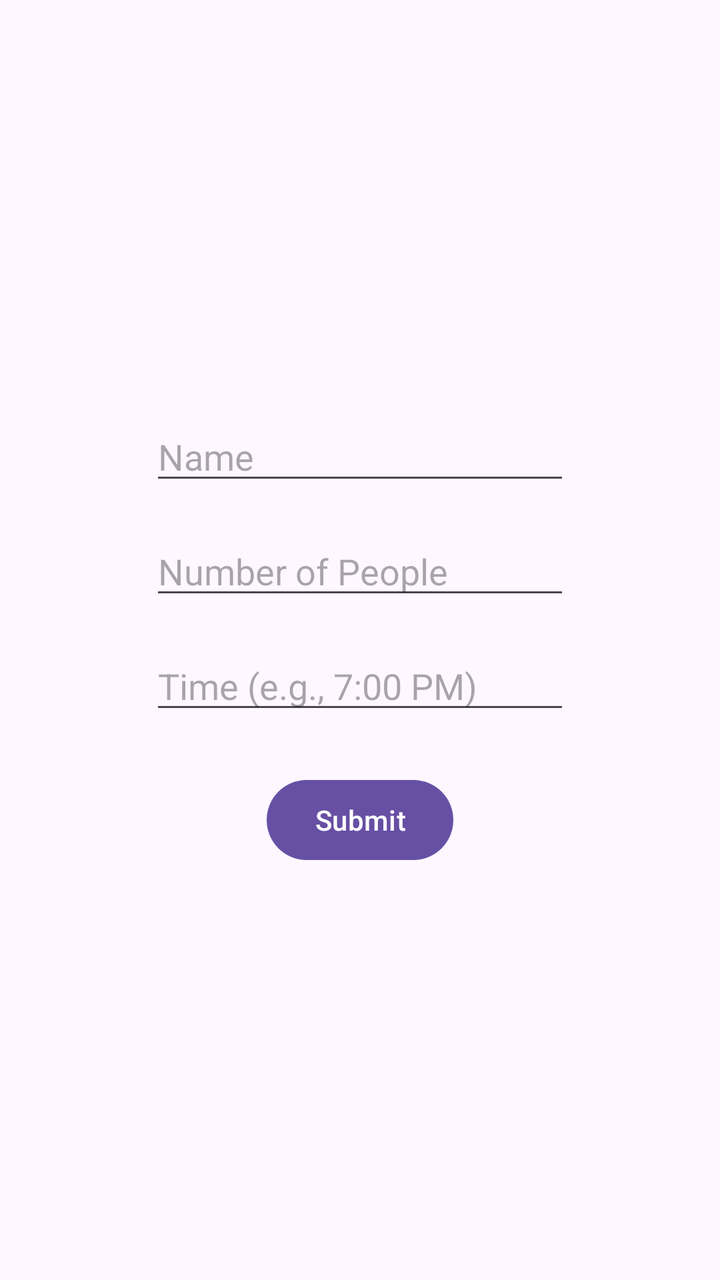
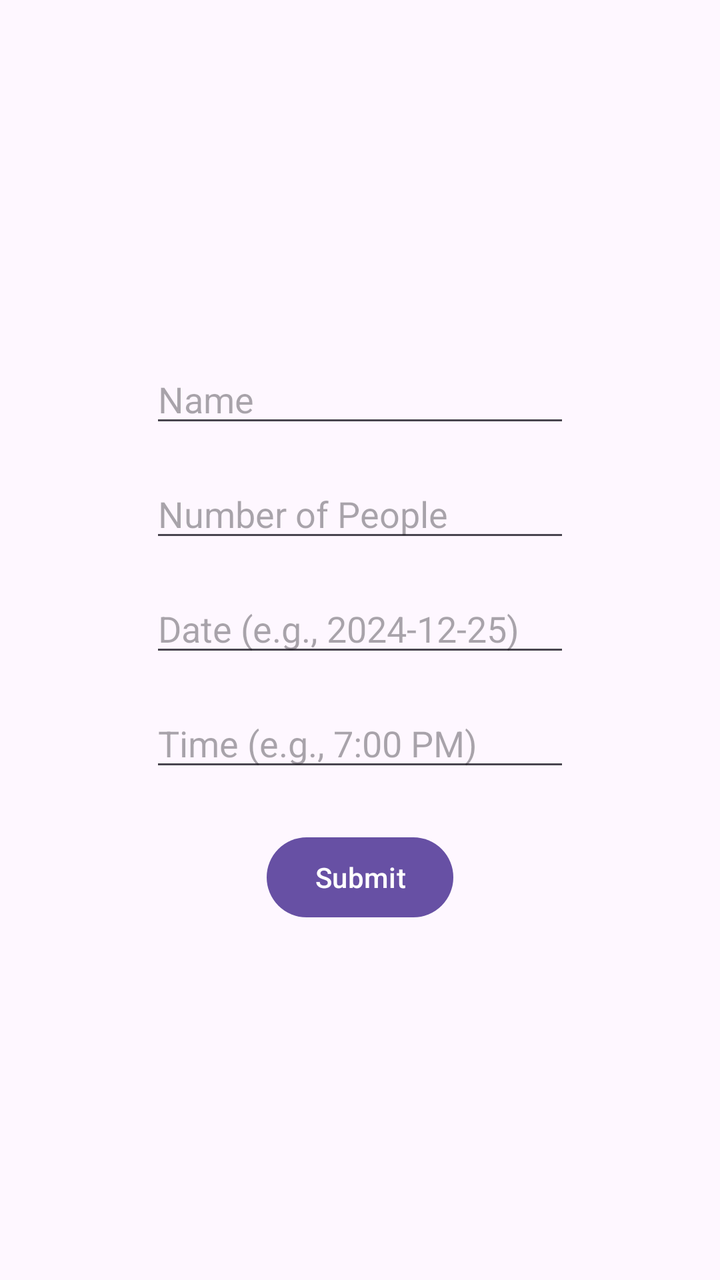

Before-and-after screenshots of an Android layout around one commit, followed by the original layout XML and the change that was made.
<!-- AndroidManifest.xml: application theme Theme.MyApplication -->
<!-- res/layout/activity_make_reservation.xml -->
<?xml version="1.0" encoding="utf-8"?>
<androidx.constraintlayout.widget.ConstraintLayout xmlns:android="http://schemas.android.com/apk/res/android"
    xmlns:app="http://schemas.android.com/apk/res-auto"
    xmlns:tools="http://schemas.android.com/tools"
    android:layout_width="match_parent"
    android:layout_height="match_parent"
    tools:context=".MakeReservationActivity">

    <EditText
        android:id="@+id/etName"
        android:layout_width="wrap_content"
        android:layout_height="wrap_content"
        android:ems="10"
        android:hint="Name"
        android:inputType="textPersonName"
        app:layout_constraintBottom_toTopOf="@+id/etNumOfPeople"
        app:layout_constraintEnd_toEndOf="parent"
        app:layout_constraintStart_toStartOf="parent"
        app:layout_constraintTop_toTopOf="parent"
        app:layout_constraintVertical_chainStyle="packed" />

    <EditText
        android:id="@+id/etNumOfPeople"
        android:layout_width="wrap_content"
        android:layout_height="wrap_content"
        android:layout_marginTop="16dp"
        android:ems="10"
        android:hint="Number of People"
        android:inputType="number"
        app:layout_constraintBottom_toTopOf="@+id/etTime"
        app:layout_constraintEnd_toEndOf="parent"
        app:layout_constraintStart_toStartOf="parent"
        app:layout_constraintTop_toBottomOf="@+id/etName" />

    <EditText
        android:id="@+id/etTime"
        android:layout_width="wrap_content"
        android:layout_height="wrap_content"
        android:layout_marginTop="16dp"
        android:ems="10"
        android:hint="Time (e.g., 7:00 PM)"
        android:inputType="text"
        app:layout_constraintBottom_toTopOf="@+id/btnSubmit"
        app:layout_constraintEnd_toEndOf="parent"
        app:layout_constraintStart_toStartOf="parent"
        app:layout_constraintTop_toBottomOf="@+id/etNumOfPeople" />

    <Button
        android:id="@+id/btnSubmit"
        android:layout_width="wrap_content"
        android:layout_height="wrap_content"
        android:layout_marginTop="24dp"
        android:text="Submit"
        app:layout_constraintBottom_toBottomOf="parent"
        app:layout_constraintEnd_toEndOf="parent"
        app:layout_constraintStart_toStartOf="parent"
        app:layout_constraintTop_toBottomOf="@+id/etTime" />

</androidx.constraintlayout.widget.ConstraintLayout>
<!-- resources referenced by this layout -->
<resources>
  <style name="Theme.MyApplication" parent="Base.Theme.MyApplication" />
  <style name="Base.Theme.MyApplication" parent="Theme.Material3.DayNight.NoActionBar">
          
          
      </style>
</resources>

<!-- the commit's change to res/layout/activity_make_reservation.xml (unified diff, before → after) -->
@@ -27,10 +27,23 @@
         android:ems="10"
         android:hint="Number of People"
         android:inputType="number"
+        app:layout_constraintBottom_toTopOf="@+id/etDate"
+        app:layout_constraintEnd_toEndOf="parent"
+        app:layout_constraintStart_toStartOf="parent"
+        app:layout_constraintTop_toBottomOf="@+id/etName" />
+
+    <EditText
+        android:id="@+id/etDate"
+        android:layout_width="wrap_content"
+        android:layout_height="wrap_content"
+        android:layout_marginTop="16dp"
+        android:ems="10"
+        android:hint="Date (e.g., 2024-12-25)"
+        android:inputType="date"
         app:layout_constraintBottom_toTopOf="@+id/etTime"
         app:layout_constraintEnd_toEndOf="parent"
         app:layout_constraintStart_toStartOf="parent"
-        app:layout_constraintTop_toBottomOf="@+id/etName" />
+        app:layout_constraintTop_toBottomOf="@+id/etNumOfPeople" />
 
     <EditText
         android:id="@+id/etTime"
@@ -43,7 +56,7 @@
         app:layout_constraintBottom_toTopOf="@+id/btnSubmit"
         app:layout_constraintEnd_toEndOf="parent"
         app:layout_constraintStart_toStartOf="parent"
-        app:layout_constraintTop_toBottomOf="@+id/etNumOfPeople" />
+        app:layout_constraintTop_toBottomOf="@+id/etDate" />
 
     <Button
         android:id="@+id/btnSubmit"
